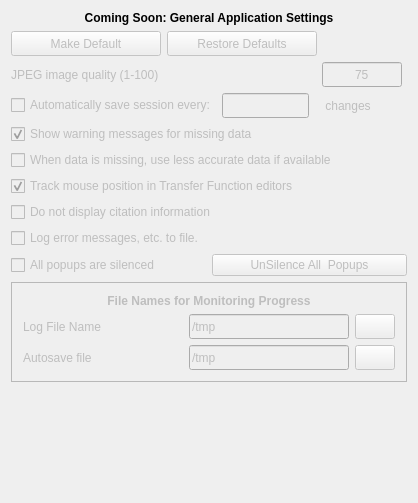
Before: the Qt Designer form apps/vaporgui/appSettingsTab.ui in StasJ/vapor-formatted, drawn with Qt 5.
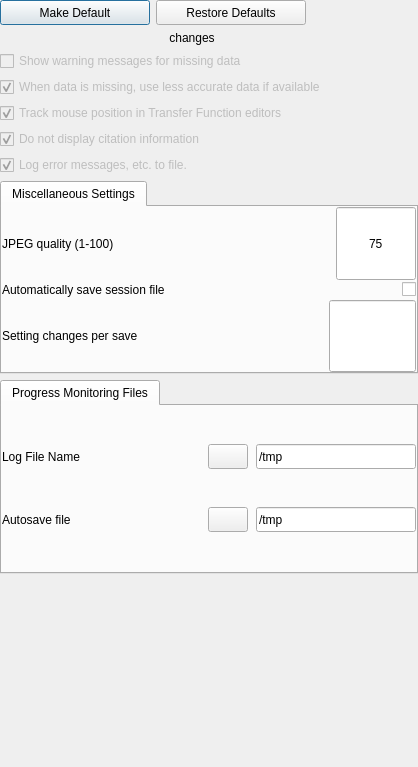
After: the same form once the commit is applied.

Patch:
```diff
--- a/apps/vaporgui/appSettingsTab.ui
+++ b/apps/vaporgui/appSettingsTab.ui
@@ -2,12 +2,15 @@
 <ui version="4.0">
  <class>appSettingsTab</class>
  <widget class="QWidget" name="appSettingsTab">
+  <property name="enabled">
+   <bool>true</bool>
+  </property>
   <property name="geometry">
    <rect>
     <x>0</x>
     <y>0</y>
     <width>418</width>
-    <height>503</height>
+    <height>767</height>
    </rect>
   </property>
   <property name="minimumSize">
@@ -34,37 +37,25 @@
   <property name="whatsThis">
    <string>&lt;html&gt;&lt;head/&gt;&lt;body&gt;&lt;p&gt;This panel specifies application settings currently in use. Click &amp;quot;Make default&amp;quot; if you want these settings to apply the next time you start VAPOR.&lt;/p&gt;&lt;/body&gt;&lt;/html&gt;</string>
   </property>
-  <layout class="QHBoxLayout" name="horizontalLayout">
-   <item>
-    <layout class="QVBoxLayout" name="verticalLayout">
-     <item>
-      <widget class="QLabel" name="textLabel1_9">
-       <property name="enabled">
-        <bool>true</bool>
-       </property>
-       <property name="font">
-        <font>
-         <weight>75</weight>
-         <bold>true</bold>
-        </font>
-       </property>
-       <property name="text">
-        <string>&lt;html&gt;&lt;head/&gt;&lt;body&gt;&lt;p&gt;&lt;span style=&quot; font-weight:600;&quot;&gt;Coming Soon: General Application Settings&lt;/span&gt;&lt;/p&gt;&lt;/body&gt;&lt;/html&gt;</string>
-       </property>
-       <property name="alignment">
-        <set>Qt::AlignCenter</set>
-       </property>
-       <property name="wordWrap">
-        <bool>true</bool>
-       </property>
-      </widget>
-     </item>
+  <layout class="QVBoxLayout" name="verticalLayout_3">
+   <property name="leftMargin">
+    <number>0</number>
+   </property>
+   <property name="topMargin">
+    <number>0</number>
+   </property>
+   <property name="rightMargin">
+    <number>0</number>
+   </property>
+   <property name="bottomMargin">
+    <number>0</number>
+   </property>
      <item>
       <layout class="QHBoxLayout" name="_10">
        <item>
         <widget class="QPushButton" name="saveButton">
          <property name="enabled">
-          <bool>false</bool>
+        <bool>true</bool>
          </property>
          <property name="minimumSize">
           <size>
@@ -95,7 +86,7 @@
        <item>
         <widget class="QPushButton" name="defaultButton">
          <property name="enabled">
-          <bool>false</bool>
+        <bool>true</bool>
          </property>
          <property name="minimumSize">
           <size>
@@ -144,82 +135,10 @@
         <layout class="QVBoxLayout" name="_4">
          <item>
           <layout class="QGridLayout" name="_5">
-           <item row="1" column="1">
-            <widget class="QLineEdit" name="autosaveIntervalEdit">
-             <property name="enabled">
-              <bool>false</bool>
-             </property>
-             <property name="minimumSize">
-              <size>
-               <width>0</width>
-               <height>25</height>
-              </size>
-             </property>
-             <property name="maximumSize">
-              <size>
-               <width>87</width>
-               <height>32767</height>
-              </size>
-             </property>
-             <property name="toolTip">
-              <string>Specify the number of session changes per auto save</string>
-             </property>
-             <property name="whatsThis">
-              <string>If the session change interval is positive and if the automatic save checkbox is checked, then every time the specified number of session changes has been made the current session is saved to the session autosave file.  This is useful if there is a likelihood of crash or of terminating the application, and you would like to be able to recover your last session.</string>
-             </property>
-             <property name="alignment">
-              <set>Qt::AlignHCenter</set>
-             </property>
-            </widget>
-           </item>
-           <item row="0" column="2">
-            <widget class="QLineEdit" name="jpegQualityEdit">
-             <property name="enabled">
-              <bool>false</bool>
-             </property>
-             <property name="minimumSize">
-              <size>
-               <width>0</width>
-               <height>25</height>
-              </size>
-             </property>
-             <property name="maximumSize">
-              <size>
-               <width>80</width>
-               <height>32767</height>
-              </size>
-             </property>
-             <property name="toolTip">
-              <string>Specify a quality level of the JPEG files to be created</string>
-             </property>
-             <property name="text">
-              <string>75</string>
-             </property>
-             <property name="alignment">
-              <set>Qt::AlignHCenter</set>
-             </property>
-            </widget>
-           </item>
-           <item row="1" column="0">
-            <widget class="QCheckBox" name="autosaveCheckbox">
-             <property name="enabled">
-              <bool>false</bool>
-             </property>
-             <property name="toolTip">
-              <string>Check to enable automatic session saving</string>
-             </property>
-             <property name="whatsThis">
-              <string>If the session change interval is positive and if the automatic save checkbox is checked, then every time the specified number of session changes has been made the current session is saved to the session autosave file.  This is useful if there is a likelihood of crash or of terminating the application, and you would like to be able to recover your last session.</string>
-             </property>
-             <property name="text">
-              <string>Automatically save session every:</string>
-             </property>
-            </widget>
-           </item>
            <item row="1" column="2">
             <widget class="QLabel" name="textLabel1_8">
              <property name="enabled">
-              <bool>false</bool>
+            <bool>true</bool>
              </property>
              <property name="minimumSize">
               <size>
@@ -244,38 +163,6 @@
              </property>
             </widget>
            </item>
-           <item row="0" column="1">
-            <spacer name="spacer2_2_3">
-             <property name="orientation">
-              <enum>Qt::Horizontal</enum>
-             </property>
-             <property name="sizeType">
-              <enum>QSizePolicy::Expanding</enum>
-             </property>
-             <property name="sizeHint" stdset="0">
-              <size>
-               <width>69</width>
-               <height>21</height>
-              </size>
-             </property>
-            </spacer>
-           </item>
-           <item row="0" column="0">
-            <widget class="QLabel" name="textLabel1_2_3">
-             <property name="enabled">
-              <bool>false</bool>
-             </property>
-             <property name="toolTip">
-              <string>Specify a value between 1 and 100 to control the image quality in a saved jpeg file.</string>
-             </property>
-             <property name="text">
-              <string>JPEG image quality (1-100)</string>
-             </property>
-             <property name="wordWrap">
-              <bool>false</bool>
-             </property>
-            </widget>
-           </item>
           </layout>
          </item>
          <item>
@@ -290,7 +177,7 @@
             <string>Show warning messages for missing data</string>
            </property>
            <property name="checked">
-            <bool>true</bool>
+          <bool>false</bool>
            </property>
           </widget>
          </item>
@@ -305,6 +192,9 @@
            <property name="text">
             <string>When data is missing, use less accurate data if available</string>
            </property>
+         <property name="checked">
+          <bool>true</bool>
+         </property>
           </widget>
          </item>
          <item>
@@ -334,6 +224,9 @@
            <property name="text">
             <string>Do not display citation information</string>
            </property>
+         <property name="checked">
+          <bool>true</bool>
+         </property>
           </widget>
          </item>
          <item>
@@ -347,81 +240,231 @@
            <property name="text">
             <string>Log error messages, etc. to file.</string>
            </property>
-          </widget>
+         <property name="checked">
+          <bool>true</bool>
+         </property>
+        </widget>
+       </item>
+      </layout>
+     </item>
+    </layout>
+   </item>
+   <item>
+    <widget class="QTabWidget" name="tabWidget_2">
+     <property name="currentIndex">
+      <number>0</number>
+     </property>
+     <widget class="QWidget" name="tab_2">
+      <attribute name="title">
+       <string>Miscellaneous Settings</string>
+      </attribute>
+      <layout class="QVBoxLayout" name="verticalLayout_2">
+       <property name="spacing">
+        <number>0</number>
+       </property>
+       <property name="leftMargin">
+        <number>0</number>
+       </property>
+       <property name="topMargin">
+        <number>0</number>
+       </property>
+       <property name="rightMargin">
+        <number>0</number>
+       </property>
+       <property name="bottomMargin">
+        <number>0</number>
+       </property>
+       <item>
+        <layout class="QHBoxLayout" name="horizontalLayout">
+         <item>
+          <widget class="QLabel" name="textLabel1_2_3">
+           <property name="enabled">
+            <bool>true</bool>
+           </property>
+           <property name="toolTip">
+            <string>Specify a value between 1 and 100 to control the image quality in a saved jpeg file.</string>
+           </property>
+           <property name="text">
+            <string>JPEG quality (1-100)</string>
+           </property>
+           <property name="wordWrap">
+            <bool>false</bool>
+           </property>
+          </widget>
+         </item>
+         <item>
+          <spacer name="spacer2_2_3">
+           <property name="orientation">
+            <enum>Qt::Horizontal</enum>
+           </property>
+           <property name="sizeType">
+            <enum>QSizePolicy::Expanding</enum>
+           </property>
+           <property name="sizeHint" stdset="0">
+            <size>
+             <width>69</width>
+             <height>21</height>
+            </size>
+           </property>
+          </spacer>
+         </item>
+         <item>
+          <widget class="QLineEdit" name="jpegQualityEdit">
+           <property name="enabled">
+            <bool>true</bool>
+           </property>
+           <property name="minimumSize">
+            <size>
+             <width>0</width>
+             <height>25</height>
+            </size>
+           </property>
+           <property name="maximumSize">
+            <size>
+             <width>80</width>
+             <height>32767</height>
+            </size>
+           </property>
+           <property name="toolTip">
+            <string>Specify a quality level of the JPEG files to be created</string>
+           </property>
+           <property name="text">
+            <string>75</string>
+           </property>
+           <property name="alignment">
+            <set>Qt::AlignHCenter</set>
+           </property>
+          </widget>
+         </item>
+        </layout>
          </item>
          <item>
           <layout class="QHBoxLayout" name="horizontalLayout_2">
            <item>
-            <widget class="QCheckBox" name="silenceCheckbox">
-             <property name="enabled">
-              <bool>false</bool>
-             </property>
-             <property name="toolTip">
-              <string>Check to silence all popups.  Uncheck to resume popups that have not been silenced.</string>
-             </property>
+          <widget class="QLabel" name="label">
              <property name="text">
-              <string>All popups are silenced</string>
+            <string>Automatically save session file</string>
              </property>
             </widget>
            </item>
            <item>
-            <widget class="QPushButton" name="unsilenceButton">
+          <spacer name="horizontalSpacer">
+           <property name="orientation">
+            <enum>Qt::Horizontal</enum>
+           </property>
+           <property name="sizeHint" stdset="0">
+            <size>
+             <width>40</width>
+             <height>20</height>
+            </size>
+           </property>
+          </spacer>
+         </item>
+         <item>
+          <widget class="QCheckBox" name="autosaveCheckbox">
              <property name="enabled">
-              <bool>false</bool>
+            <bool>true</bool>
              </property>
              <property name="toolTip">
               <string>Click to make all silenced messages display when appropriate.</string>
              </property>
              <property name="text">
-              <string>UnSilence All  Popups</string>
+            <string/>
              </property>
             </widget>
            </item>
           </layout>
          </item>
          <item>
-          <layout class="QHBoxLayout" name="horizontalLayout_8"/>
+        <layout class="QHBoxLayout" name="horizontalLayout_3">
+         <item>
+          <widget class="QLabel" name="label_2">
+           <property name="text">
+            <string>Setting changes per save</string>
+           </property>
+          </widget>
          </item>
-        </layout>
-       </item>
-      </layout>
-     </item>
      <item>
-      <widget class="QFrame" name="frame10">
-       <property name="whatsThis">
-        <string>The log file and session autosave file are written to disk as often as required by the user.  The contents of the log file are established by the message logging limit values (below).  The frequency of the session autosave is set by the &quot;automaticalyy save session...&quot; values above.</string>
-       </property>
-       <property name="frameShape">
-        <enum>QFrame::StyledPanel</enum>
-       </property>
-       <property name="frameShadow">
-        <enum>QFrame::Raised</enum>
-       </property>
-       <layout class="QHBoxLayout" name="_6">
+          <spacer name="horizontalSpacer_2">
+           <property name="orientation">
+            <enum>Qt::Horizontal</enum>
+           </property>
+           <property name="sizeHint" stdset="0">
+            <size>
+             <width>40</width>
+             <height>20</height>
+            </size>
+           </property>
+          </spacer>
+         </item>
         <item>
-         <layout class="QVBoxLayout" name="_7">
-          <item>
-           <widget class="QLabel" name="textLabel1_4">
+          <widget class="QLineEdit" name="autosaveIntervalEdit">
             <property name="enabled">
-             <bool>false</bool>
-            </property>
-            <property name="text">
-             <string>&lt;b&gt;File Names for Monitoring Progress&lt;/b&gt;</string>
+            <bool>true</bool>
+           </property>
+           <property name="minimumSize">
+            <size>
+             <width>0</width>
+             <height>25</height>
+            </size>
+           </property>
+           <property name="maximumSize">
+            <size>
+             <width>87</width>
+             <height>32767</height>
+            </size>
+           </property>
+           <property name="toolTip">
+            <string>Specify the number of session changes per auto save</string>
+           </property>
+           <property name="whatsThis">
+            <string>If the session change interval is positive and if the automatic save checkbox is checked, then every time the specified number of session changes has been made the current session is saved to the session autosave file.  This is useful if there is a likelihood of crash or of terminating the application, and you would like to be able to recover your last session.</string>
             </property>
             <property name="alignment">
-             <set>Qt::AlignCenter</set>
-            </property>
-            <property name="wordWrap">
-             <bool>true</bool>
-            </property>
-           </widget>
-          </item>
+            <set>Qt::AlignHCenter</set>
+           </property>
+          </widget>
+         </item>
+        </layout>
+       </item>
+      </layout>
+     </widget>
+    </widget>
+   </item>
+   <item>
+    <widget class="QTabWidget" name="tabWidget">
+     <property name="currentIndex">
+      <number>0</number>
+     </property>
+     <widget class="QWidget" name="tab">
+      <attribute name="title">
+       <string>Progress Monitoring Files</string>
+      </attribute>
+      <layout class="QVBoxLayout" name="verticalLayout">
+       <property name="spacing">
+        <number>0</number>
+       </property>
+       <property name="leftMargin">
+        <number>0</number>
+       </property>
+       <property name="topMargin">
+        <number>0</number>
+       </property>
+       <property name="rightMargin">
+        <number>0</number>
+       </property>
+       <property name="bottomMargin">
+        <number>0</number>
+       </property>
           <item>
            <layout class="QHBoxLayout" name="_8">
+         <property name="spacing">
+          <number>8</number>
+         </property>
             <item>
              <widget class="QLabel" name="textLabel1_2_4">
               <property name="enabled">
-               <bool>false</bool>
+            <bool>true</bool>
               </property>
               <property name="text">
                <string>Log File Name</string>
@@ -447,10 +490,32 @@
               </property>
              </spacer>
             </item>
+         <item>
+          <widget class="QPushButton" name="logFilePathButton">
+           <property name="enabled">
+            <bool>true</bool>
+           </property>
+           <property name="minimumSize">
+            <size>
+             <width>0</width>
+             <height>25</height>
+            </size>
+           </property>
+           <property name="toolTip">
+            <string>Specify Log File Name</string>
+           </property>
+           <property name="text">
+            <string/>
+           </property>
+           <property name="autoDefault">
+            <bool>false</bool>
+           </property>
+          </widget>
+         </item>
             <item>
              <widget class="QLineEdit" name="logFilePathEdit">
               <property name="enabled">
-               <bool>false</bool>
+            <bool>true</bool>
               </property>
               <property name="minimumSize">
                <size>
@@ -472,36 +537,17 @@
               </property>
              </widget>
             </item>
-            <item>
-             <widget class="QPushButton" name="logFilePathButton">
-              <property name="enabled">
-               <bool>false</bool>
-              </property>
-              <property name="minimumSize">
-               <size>
-                <width>0</width>
-                <height>25</height>
-               </size>
-              </property>
-              <property name="toolTip">
-               <string>Specify Log File Name</string>
-              </property>
-              <property name="text">
-               <string/>
-              </property>
-              <property name="autoDefault">
-               <bool>false</bool>
-              </property>
-             </widget>
-            </item>
            </layout>
           </item>
           <item>
            <layout class="QHBoxLayout" name="_9">
+         <property name="spacing">
+          <number>8</number>
+         </property>
             <item>
              <widget class="QLabel" name="textLabel1_2_5_2_2">
               <property name="enabled">
-               <bool>false</bool>
+            <bool>true</bool>
               </property>
               <property name="toolTip">
                <string>Name of file where sessions are automatically saved</string>
@@ -533,32 +579,10 @@
               </property>
              </spacer>
             </item>
-            <item>
-             <widget class="QLineEdit" name="autosaveFilenameEdit">
-              <property name="enabled">
-               <bool>false</bool>
-              </property>
-              <property name="minimumSize">
-               <size>
-                <width>160</width>
-                <height>25</height>
-               </size>
-              </property>
-              <property name="toolTip">
-               <string>Specify the file name and path (if not in the current directory) where sessions are automatically saved</string>
-              </property>
-              <property name="whatsThis">
-               <string>The file specified for auto save is overwritten every time there is an automatic session save</string>
-              </property>
-              <property name="text">
-               <string>/tmp</string>
-              </property>
-             </widget>
-            </item>
             <item>
              <widget class="QPushButton" name="autosavePathButton">
               <property name="enabled">
-               <bool>false</bool>
+            <bool>true</bool>
               </property>
               <property name="minimumSize">
                <size>
@@ -580,11 +604,32 @@
               </property>
              </widget>
             </item>
-           </layout>
+         <item>
+          <widget class="QLineEdit" name="autosaveFilenameEdit">
+           <property name="enabled">
+            <bool>true</bool>
+           </property>
+           <property name="minimumSize">
+            <size>
+             <width>160</width>
+             <height>25</height>
+            </size>
+           </property>
+           <property name="toolTip">
+            <string>Specify the file name and path (if not in the current directory) where sessions are automatically saved</string>
+           </property>
+           <property name="whatsThis">
+            <string>The file specified for auto save is overwritten every time there is an automatic session save</string>
+           </property>
+           <property name="text">
+            <string>/tmp</string>
+           </property>
+          </widget>
           </item>
          </layout>
         </item>
        </layout>
+     </widget>
       </widget>
      </item>
      <item>
@@ -598,12 +643,10 @@
        <property name="sizeHint" stdset="0">
         <size>
          <width>20</width>
-         <height>17</height>
+       <height>179</height>
         </size>
        </property>
       </spacer>
-     </item>
-    </layout>
    </item>
   </layout>
  </widget>
```
Left out of the diff: 7 changed lines with no effect on the pictures. Lines whose indentation alone changed are shown as unchanged.
